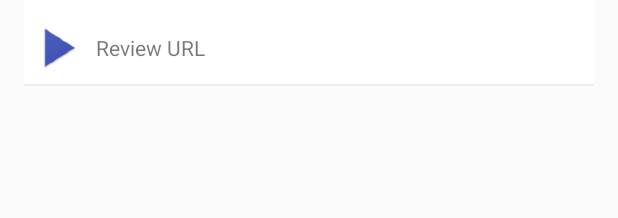
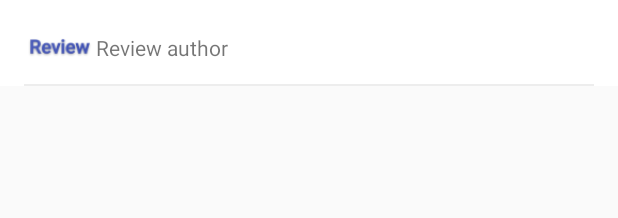
Before and after one commit to ahmedmatem/popular-movies-app, an Android app: the layout review_list_item.xml on its own in the app's theme, with its tools: preview values and no code run, on a phone screen of 412 x 824 dp. Shown: the top 218 px of the screen. Run offline under Robolectric (Android 15) with nearby library versions, the phone set to English and light mode, and no system bars.

Commit message:
Add reviews to movie detail

```diff
--- a/app/src/main/res/drawable/list_item_selector.xml
+++ b/app/src/main/res/drawable/list_item_selector.xml
@@ -1,8 +1,8 @@
 <?xml version="1.0" encoding="utf-8"?>
 <selector xmlns:android="http://schemas.android.com/apk/res/android">
-    <item android:drawable="@color/colorListItemBackgroundLight" android:state_pressed="true"/>
-    <item android:drawable="@color/colorListItemBackgroundLight" android:state_selected="true"/>
-    <item android:drawable="@color/colorListItemBackgroundLight" android:state_activated="true"/>
 
+    <item android:state_pressed="true" android:drawable="@color/colorListItemBackgroundLight"/>
+    <item android:state_selected="true" android:drawable="@color/colorListItemBackgroundLight"/>
+    <item android:state_activated="true" android:drawable="@color/colorListItemBackgroundLight"/>
     <item android:drawable="@android:color/white"/>
 </selector>
--- a/app/src/main/res/layout/review_list_item.xml
+++ b/app/src/main/res/layout/review_list_item.xml
@@ -7,6 +7,7 @@
     android:layout_width="match_parent"
     android:layout_height="wrap_content"
     android:orientation="vertical"
+    android:background="@drawable/list_item_selector"
     android:paddingLeft="16dp"
     android:paddingStart="16dp"
     android:paddingRight="16dp"
@@ -16,23 +17,22 @@
         android:layout_width="match_parent"
         android:layout_height="wrap_content"
         android:orientation="horizontal"
-        android:paddingTop="8dp"
-        android:background="@drawable/list_item_selector">
+        android:paddingTop="8dp">
 
         <ImageView
-            android:id="@+id/iv_review_browse"
+            android:id="@+id/iv_review"
             android:layout_width="wrap_content"
             android:layout_height="wrap_content"
             android:layout_gravity="center_vertical"
-            android:contentDescription="@string/play_button_description"
-            app:srcCompat="@mipmap/ic_play_button"/>
+            android:contentDescription="@string/review_content_description"
+            app:srcCompat="@mipmap/ic_review"/>
 
         <TextView
-            android:id="@+id/tv_review_url"
+            android:id="@+id/tv_review_author"
             android:layout_width="wrap_content"
             android:layout_height="wrap_content"
             android:layout_gravity="center_vertical"
-            tools:text="Review URL"/>
+            tools:text="Review author"/>
 
     </LinearLayout>
 
--- a/app/src/main/res/layout/trailer_list_item.xml
+++ b/app/src/main/res/layout/trailer_list_item.xml
@@ -8,6 +8,7 @@
     android:layout_width="match_parent"
     android:layout_height="wrap_content"
     android:orientation="vertical"
+    android:background="@drawable/list_item_selector"
     android:paddingLeft="16dp"
     android:paddingStart="16dp"
     android:paddingRight="16dp"
@@ -17,8 +18,7 @@
         android:layout_width="match_parent"
         android:layout_height="wrap_content"
         android:orientation="horizontal"
-        android:paddingTop="8dp"
-        android:background="@drawable/list_item_selector">
+        android:paddingTop="8dp">
 
         <ImageView
             android:id="@+id/iv_play"
--- a/app/src/main/res/values/strings.xml
+++ b/app/src/main/res/values/strings.xml
@@ -22,5 +22,6 @@
     <string name="play_button_description">Press button to play trailer.</string>
     <string name="mark_text">Mark as\nfavorite</string>
     <string name="unmark_text">Unmark as\nfavorite</string>
+    <string name="review_content_description">Press to view review</string>
 
 </resources>
```
Also changed, not shown: app/src/main/java/com/example/android/popularmoviesapp/TrailerAdapter.java (+10 -4 lines), app/src/main/ic_review-web.png (added), app/src/main/res/mipmap-hdpi/ic_review.png (added), app/src/main/res/mipmap-mdpi/ic_review.png (added), app/src/main/res/mipmap-xhdpi/ic_review.png (added), app/src/main/res/mipmap-xxhdpi/ic_review.png (added), app/src/main/res/mipmap-xxxhdpi/ic_review.png (added).
